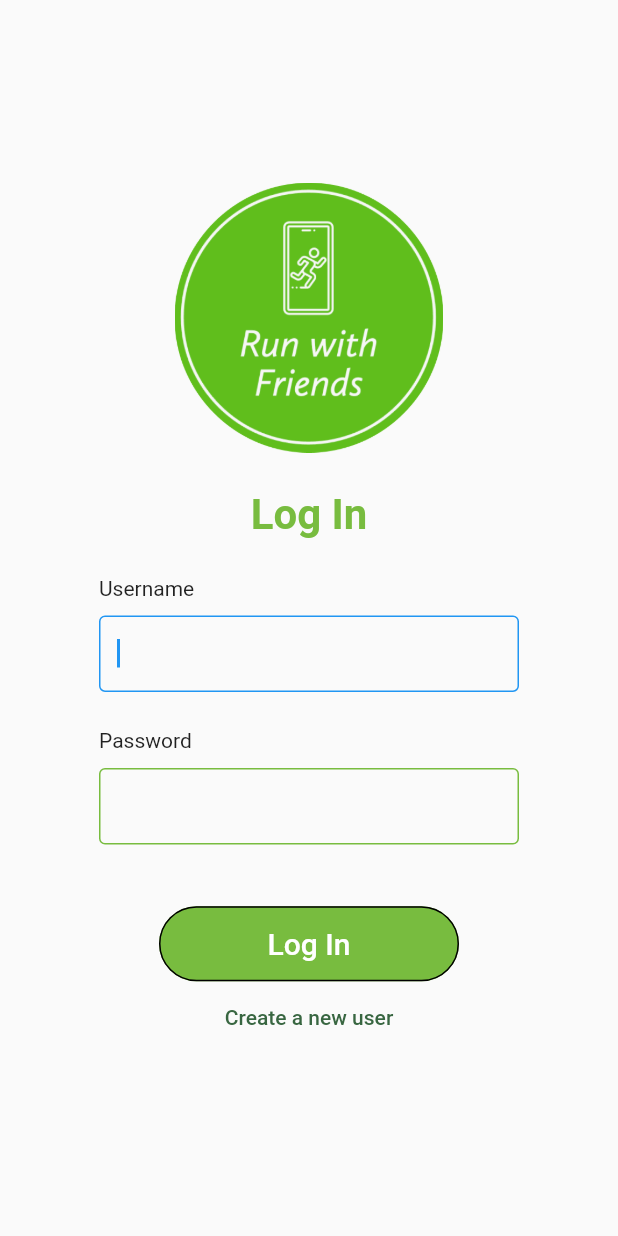
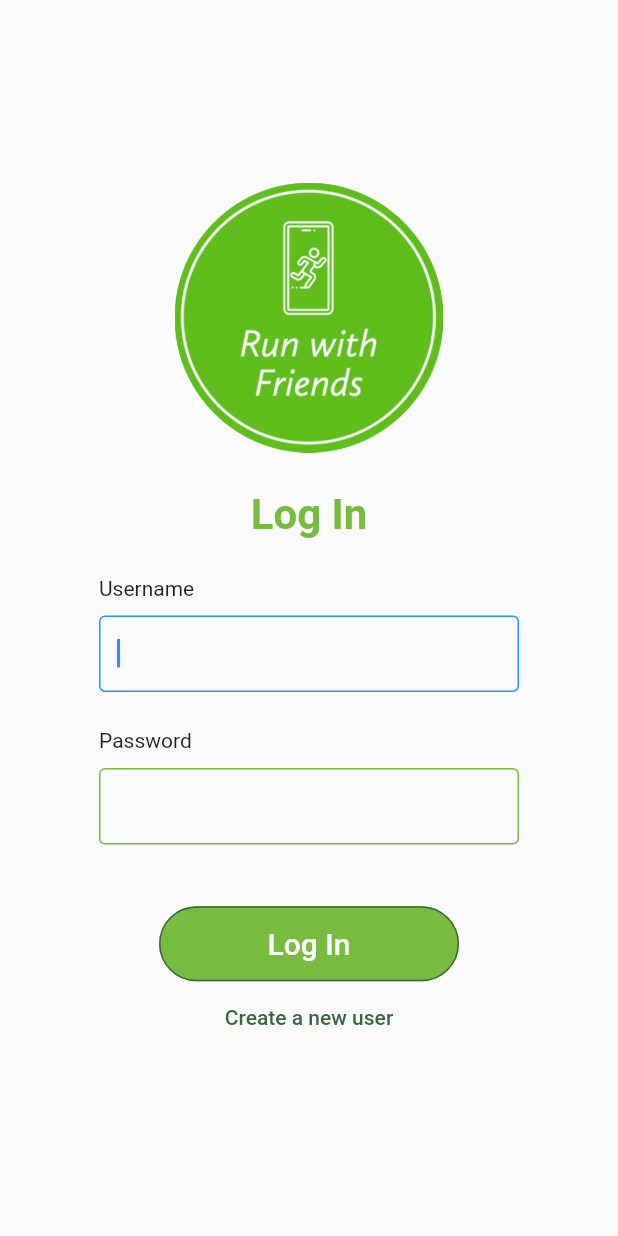
Before and after one commit to patryk1999/DECO7381, a Flutter app: the screen it shows after launch, on a phone screen of 412 x 824 dp. Run offline on Flutter 3.47's test engine with Material 2 defaults, Android fonts, the light colour scheme and no system bars.

Commit message:
change border color

```diff
--- a/abacusFrontend/lib/components/simple_elevated_button.dart
+++ b/abacusFrontend/lib/components/simple_elevated_button.dart
@@ -22,12 +22,11 @@ class SimpleElevatedButton extends StatelessWidget {
     return FilledButton(
       style: FilledButton.styleFrom(
           padding: padding,
-          shadowColor: const Color(0x000000),
           backgroundColor: color ?? currentTheme.primaryColor,
           shape: RoundedRectangleBorder(
               borderRadius: BorderRadius.circular(borderRadius)),
           side: const BorderSide(
-            color: Colors.black,
+            color: Color(0xFF386641),
           )),
       onPressed: onPressed as void Function()?,
       child: child,
```
